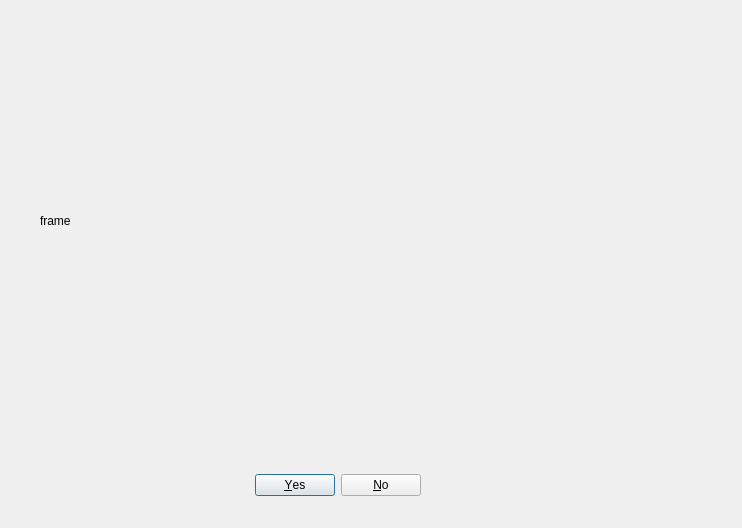
This is mother_system/UI_file/check_man.ui in addinedu-ros-6th/deeplearning-repo-4 as Qt 5 draws it before an edit. The edited form follows.
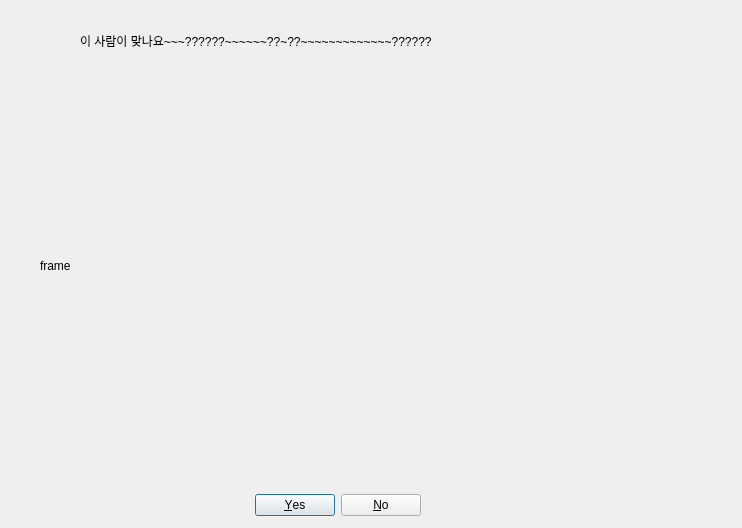
This is the edited form.

Patch:
```diff
--- a/mother_system/UI_file/check_man.ui
+++ b/mother_system/UI_file/check_man.ui
@@ -17,7 +17,7 @@
    <property name="geometry">
     <rect>
      <x>220</x>
-     <y>460</y>
+     <y>480</y>
      <width>201</width>
      <height>51</height>
     </rect>
@@ -33,15 +33,40 @@
    <property name="geometry">
     <rect>
      <x>40</x>
-     <y>20</y>
+     <y>90</y>
      <width>661</width>
-     <height>401</height>
+     <height>351</height>
     </rect>
    </property>
    <property name="text">
     <string>frame</string>
    </property>
   </widget>
+  <widget class="QLabel" name="label">
+   <property name="geometry">
+    <rect>
+     <x>80</x>
+     <y>20</y>
+     <width>661</width>
+     <height>41</height>
+    </rect>
+   </property>
+   <property name="layoutDirection">
+    <enum>Qt::LeftToRight</enum>
+   </property>
+   <property name="autoFillBackground">
+    <bool>true</bool>
+   </property>
+   <property name="text">
+    <string>이 사람이 맞나요~~~??????~~~~~~??~??~~~~~~~~~~~~~??????</string>
+   </property>
+   <property name="textFormat">
+    <enum>Qt::AutoText</enum>
+   </property>
+   <property name="scaledContents">
+    <bool>false</bool>
+   </property>
+  </widget>
  </widget>
  <resources/>
  <connections>
```
